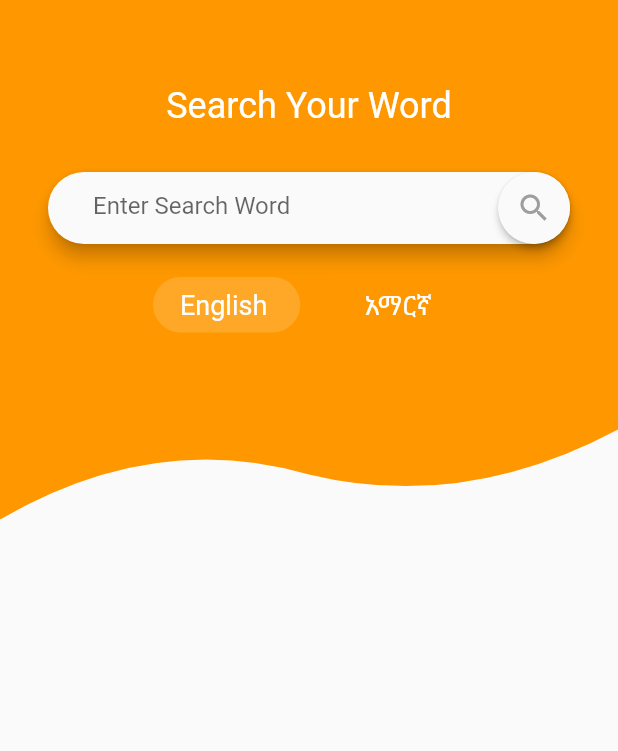
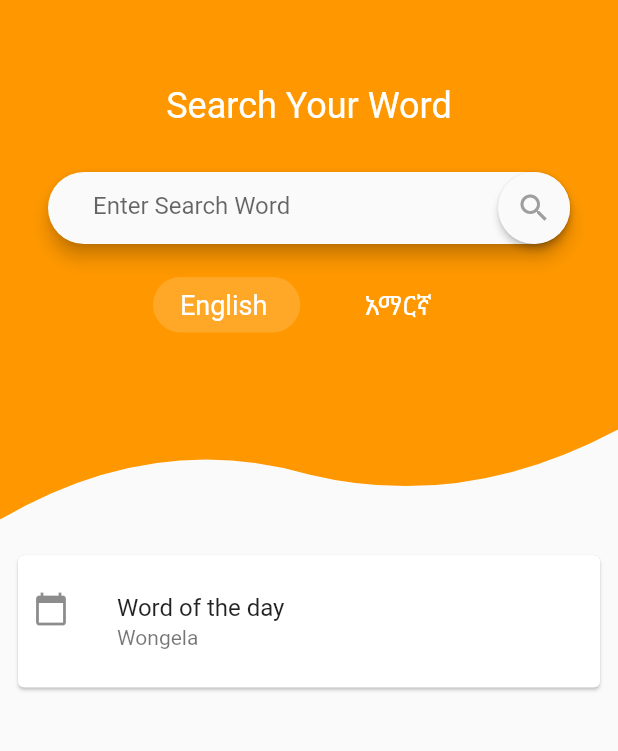
Before and after one commit to wuletawwonte/gammotho-dictionary, a Flutter app: the screen it shows after launch, on a phone screen of 412 x 824 dp, the part 59-810 px from its top. Run offline on Flutter 3.47's test engine with Material 2 defaults, Android fonts, the phone set to English and light mode, and no system bars.

Commit message:
Word of the day card implemented and drawer navigation works on history

```diff
--- a/lib/main.dart
+++ b/lib/main.dart
@@ -4,7 +4,7 @@ import 'package:gamo_dict/pages/home.dart';
 main() {
   runApp(MaterialApp(
     title: "Gamo Dictionary",
-    debugShowCheckedModeBanner: false,
+    // debugShowCheckedModeBanner: false,
     // theme: ThemeData(
     //   primarySwatch: Colors.orange,
     //   ),
--- /dev/null
+++ b/lib/pages/history.dart
@@ -0,0 +1,13 @@
+import 'package:flutter/material.dart';
+
+class History extends StatelessWidget {
+  @override
+  Widget build(BuildContext context) {
+    return Scaffold(
+      appBar: AppBar(
+        title: Text("History"),
+        backgroundColor: Colors.orange,
+      ),
+    );
+  }
+}
--- a/lib/pages/home.dart
+++ b/lib/pages/home.dart
@@ -1,6 +1,7 @@
 import 'package:flutter/material.dart';
 import 'package:gamo_dict/CustomShapeClipper.dart';
-import "package:flutter/services.dart";
+import 'package:flutter/services.dart';
+import 'package:gamo_dict/pages/history.dart';
 
 class HomeScreen extends StatelessWidget {
 
@@ -31,29 +32,33 @@ class HomeScreen extends StatelessWidget {
               child: Text("This is drawer header", style: TextStyle(color: Colors.white),)
               ),
             CustomListTile(Icons.home, "Home", ()=>{}),
-            CustomListTile(Icons.history, "History", ()=>{}),
+            CustomListTile(Icons.history, "History", () {
+              Navigator.of(context).pop();
+              Navigator.of(context).push(new MaterialPageRoute(
+                builder: (BuildContext context) {
+                  return History();
+                }
+              ));
+            }),
             CustomListTile(Icons.favorite_border, "Favourites", ()=>{}),
             CustomListTile(Icons.calendar_today, "Word of the Month", ()=>{}),
-            Container(
-              decoration: BoxDecoration(
-                border: Border(top: BorderSide(color: Colors.grey.shade400))
-              ),
-              child: ListTile(
-                title: Text("Others", style: TextStyle(fontSize: 18)),
-                ),
-            ),
+            Divider(),
             CustomListTile(Icons.share, "Share App", ()=>{}),
             CustomListTile(Icons.rate_review, "Rate and Review", ()=>{}),
             CustomListTile(Icons.perm_identity, "About", ()=>{}),
           ],
           )
         ),
-      body: Column(
-        children: <Widget>[
-          HomeTopPart()
-        ],
-      ),
-      );
+      body: SingleChildScrollView(
+              child: Column(
+                children: <Widget>[
+                  HomeTopPart(),
+                  SizedBox(height: 20.0,),
+                  HomeBottomPart(),
+                ],
+              ),
+            ),
+        );
   }
 }
 
@@ -61,7 +66,6 @@ class HomeTopPart extends StatefulWidget {
   @override
   _HomeTopPartState createState() => _HomeTopPartState();
 }
-
 class _HomeTopPartState extends State<HomeTopPart> {
   bool isSelected = true;
 
@@ -125,16 +129,14 @@ class _HomeTopPartState extends State<HomeTopPart> {
               ],
             )
           ],
+        ),
+        ),
         )
-        ),)
       ],
     );
 
   }
 }
-
-
-
 class LangChoice extends StatefulWidget {
   final String lang;
   final bool selected;
@@ -143,7 +145,6 @@ class LangChoice extends StatefulWidget {
   @override
   _LangChoiceState createState() => _LangChoiceState();
 }
-
 class _LangChoiceState extends State<LangChoice> {
   @override
   Widget build(BuildContext context) {
@@ -166,7 +167,6 @@ class _LangChoiceState extends State<LangChoice> {
     );
   }
 }
-
 class CustomListTile extends StatelessWidget {
 
   final IconData icon;
@@ -235,3 +235,29 @@ class WordSearch extends SearchDelegate<String> {
       itemCount: suggestionList.length,
     );
   }}
+
+class HomeBottomPart extends StatelessWidget {
+  @override
+  Widget build(BuildContext context) {
+    return Container(
+      padding: EdgeInsets.symmetric(horizontal: 8),
+      child: Card(
+        borderOnForeground: true,
+        child: Column(
+          crossAxisAlignment: CrossAxisAlignment.center,
+          mainAxisSize: MainAxisSize.min,
+          children: <Widget>[
+            const ListTile(
+              contentPadding: EdgeInsets.symmetric(horizontal: 10, vertical: 8),
+              leading: Icon(Icons.calendar_today),
+              title: Text('Word of the day'),
+              subtitle: Text('Wongela'),
+            )
+          ],
+        ),
+      ),
+    );
+
+
+  }
+}
```
